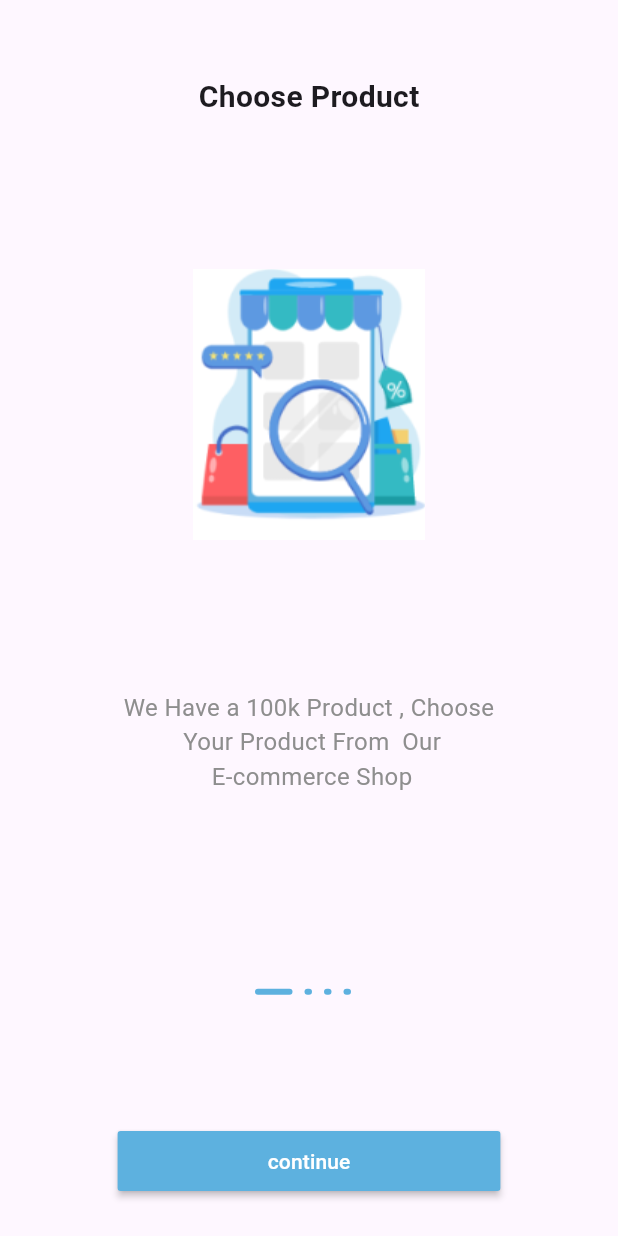
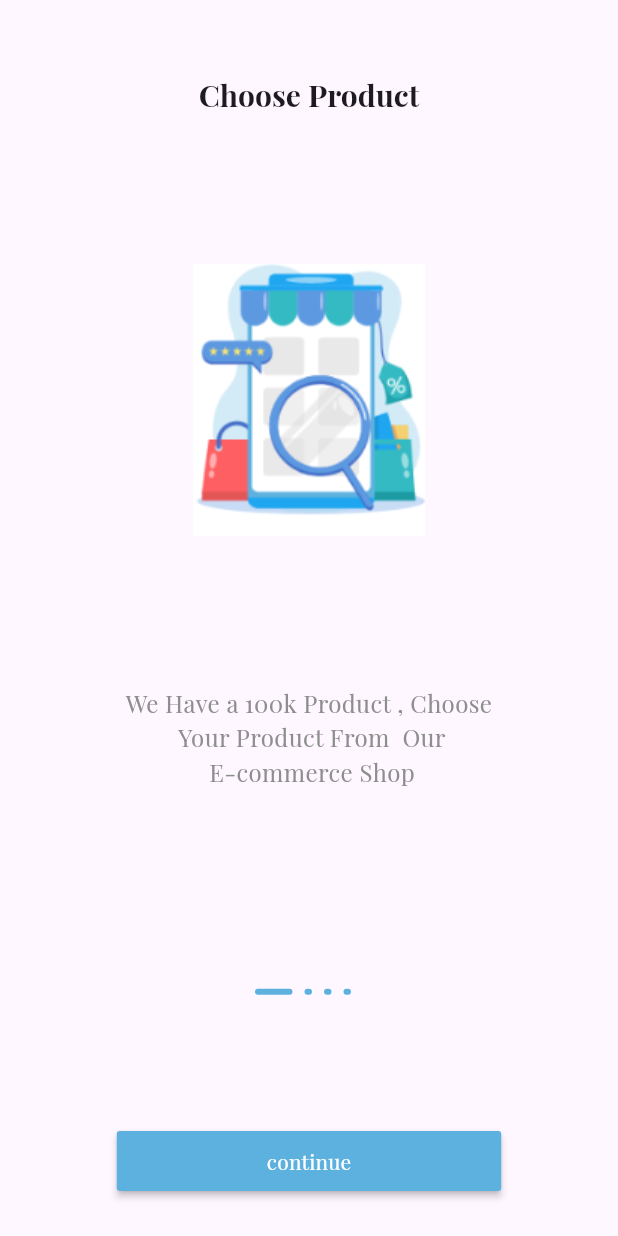
Before and after one commit to Mahmoud101019/e-commerce-app, a Flutter app: the screen it shows after launch, on a phone screen of 412 x 824 dp. Run offline on Flutter 3.47's test engine with Material 3 defaults, Android fonts, the light colour scheme and no system bars; our stand-ins replace get; project files that could hold a hidden picture were left out.

Commit message:
Add Font Family and textTheme

```diff
--- a/lib/core/constant/colormanager.dart
+++ b/lib/core/constant/colormanager.dart
@@ -2,5 +2,6 @@ import 'package:flutter/material.dart';
 
 class AppColor {
   static const Color grey = Color(0xff8e8e8e);
+  static const Color black = Color(0xff000000);
   static const Color primaryColor = Color(0xff5DB1DF);
 }
--- a/lib/main.dart
+++ b/lib/main.dart
@@ -1,3 +1,4 @@
+import 'package:e_commerce_app/core/constant/colormanager.dart';
 import 'package:e_commerce_app/routes.dart';
 import 'package:e_commerce_app/view/screens/onboarding_screen.dart';
 import 'package:flutter/material.dart';
@@ -15,6 +16,17 @@ class MyApp extends StatelessWidget {
       debugShowCheckedModeBanner: false,
       title: 'Flutter Demo',
       theme: ThemeData(
+        fontFamily: "PlayfairDisplay",
+        textTheme: const TextTheme(
+          headlineMedium: TextStyle(
+            fontWeight: FontWeight.bold,
+            fontSize: 20,
+          ),
+          bodyMedium: TextStyle(
+            fontSize: 16,
+            color: AppColor.grey,
+          ),
+        ),
         colorScheme: ColorScheme.fromSeed(seedColor: Colors.deepPurple),
         useMaterial3: true,
       ),
--- a/lib/view/widget/onBoarding/customslideronboarding.dart
+++ b/lib/view/widget/onBoarding/customslideronboarding.dart
@@ -1,5 +1,4 @@
 import 'package:e_commerce_app/controller/onboarding_controller.dart';
-import 'package:e_commerce_app/core/constant/colormanager.dart';
 import 'package:e_commerce_app/data/datasource/static/static.dart';
 import 'package:flutter/material.dart';
 import 'package:get/get.dart';
@@ -23,10 +22,7 @@ class Customslideronboarding extends GetView<OnboardingControllerImpl> {
             ),
             Text(
               onBoardingList[index].title!,
-              style: const TextStyle(
-                fontWeight: FontWeight.bold,
-                fontSize: 20,
-              ),
+              style: Theme.of(context).textTheme.headlineMedium,
             ),
             const SizedBox(
               height: 100,
@@ -40,10 +36,7 @@ class Customslideronboarding extends GetView<OnboardingControllerImpl> {
               alignment: Alignment.center,
               child: Text(
                 onBoardingList[index].body!,
-                style: const TextStyle(
-                  fontSize: 16,
-                  color: AppColor.grey,
-                ),
+                style: Theme.of(context).textTheme.bodyMedium,
                 textAlign: TextAlign.center,
               ),
             ),
--- a/pubspec.yaml
+++ b/pubspec.yaml
@@ -122,6 +122,12 @@ flutter:
         - asset: assets/fonts/Cairo/Cairo-Regular.ttf
         - asset: assets/fonts/Cairo/Cairo-Bold.ttf
           weight: 700
+
+    - family: PlayfairDisplay
+      fonts:
+        - asset: assets/fonts/PlayfairDisplay/PlayfairDisplay-Regular.ttf
+        - asset: assets/fonts/PlayfairDisplay/PlayfairDisplay-Bold.ttf
+          weight: 700
   #       - asset: fonts/Schyler-Italic.ttf
   #         style: italic
   #   - family: Trajan Pro
```
Also changed, not shown: assets/fonts/PlayfairDisplay/PlayfairDisplay-Black.ttf (added), assets/fonts/PlayfairDisplay/PlayfairDisplay-BlackItalic.ttf (added), assets/fonts/PlayfairDisplay/PlayfairDisplay-Bold.ttf (added), assets/fonts/PlayfairDisplay/PlayfairDisplay-BoldItalic.ttf (added), assets/fonts/PlayfairDisplay/PlayfairDisplay-ExtraBold.ttf (added), assets/fonts/PlayfairDisplay/PlayfairDisplay-ExtraBoldItalic.ttf (added), assets/fonts/PlayfairDisplay/PlayfairDisplay-Italic.ttf (added), assets/fonts/PlayfairDisplay/PlayfairDisplay-Medium.ttf (added), assets/fonts/PlayfairDisplay/PlayfairDisplay-MediumItalic.ttf (added), assets/fonts/PlayfairDisplay/PlayfairDisplay-Regular.ttf (added), assets/fonts/PlayfairDisplay/PlayfairDisplay-SemiBold.ttf (added), assets/fonts/PlayfairDisplay/PlayfairDisplay-SemiBoldItalic.ttf (added).
